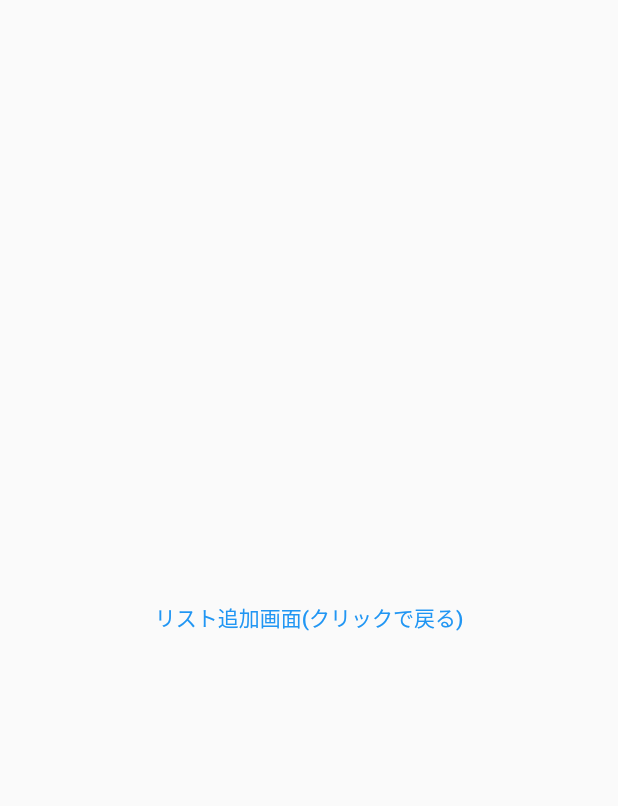
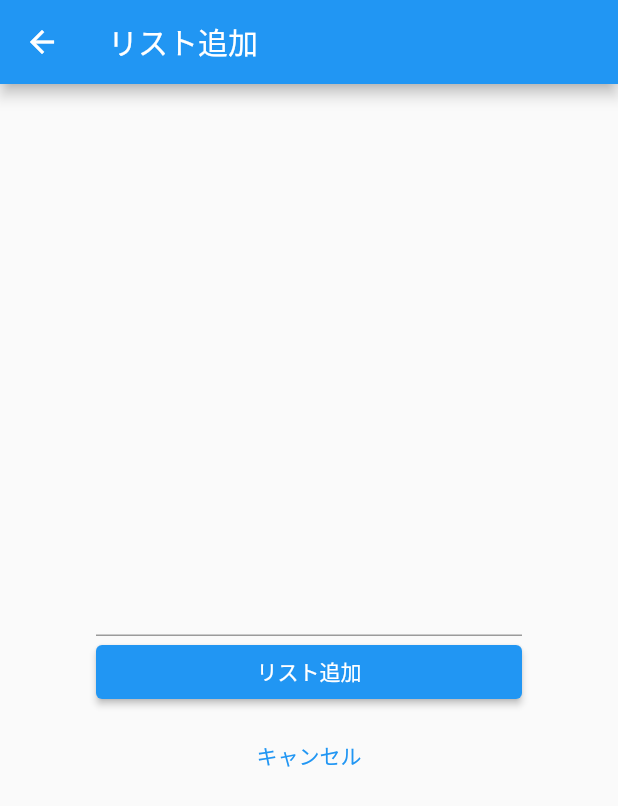
Before and after one commit to ise-208/sample-inspection, a Flutter app: the screen it shows after launch, after a tap on the "add" icon, on a phone screen of 412 x 824 dp. Shown: the top 806 px of the screen. Run offline on Flutter 3.47's test engine with Material 2 defaults, Android fonts, the phone set to English and light mode, and no system bars.

Commit message:
page追加の実装

```diff
--- a/lib/main.dart
+++ b/lib/main.dart
@@ -1,58 +1,59 @@
 import 'package:flutter/material.dart';
 
 void main() {
-  runApp(MyApp());
+  runApp(MyTodoApp());
 }
 
-class MyApp extends StatelessWidget {
+class MyTodoApp extends StatelessWidget {
   @override
   Widget build(BuildContext context) {
     return MaterialApp(
+      debugShowCheckedModeBanner: false,
       title: 'Flutter Demo',
-      theme: ThemeData(
+      theme:
+          ThemeData(
               primarySwatch: Colors.blue,
-      ),
+              visualDensity: VisualDensity.adaptivePlatformDensity),
       home: TodoListPage(),
     );
   }
 }
 
-class TodoListPage extends StatelessWidget {
+class TodoListPage extends StatefulWidget {
+  @override
+  _TodoListPageState createState() => _TodoListPageState();
+}
+
+class _TodoListPageState extends State<TodoListPage> {
+  List<String> todoList = [];
+
   @override
   Widget build(BuildContext context) {
     return Scaffold(
       appBar: AppBar(
         title: Text("リスト一覧"),
       ),
-      body: ListView(
-        children: const <Widget>[
-          Card(
+      body: ListView.builder(
+          itemCount: todoList.length,
+          itemBuilder: (context, index) {
+            return Card(
               child: ListTile(
-              title: Text("にんじんを買う"),
+                title: Text(todoList[index]),
               ),
-          ),
-          Card(
-            child: ListTile(
-              title: Text("玉ねぎを買う"),
-            ),
-          ),
-          Card(
-            child: ListTile(
-              title: Text("ジャガイモを買う"),
-            ),
-          ),
-          Card(
-            child: ListTile(
-              title: Text("カレールーを買う"),
-            ),
-          ),
-        ],
-      ),
+            );
+          }),
       floatingActionButton: FloatingActionButton(
-        onPressed: () {
-          Navigator.of(context).push(MaterialPageRoute(builder: (context) {
+        onPressed: () async {
+          final newListText = await Navigator.of(context).push(
+            MaterialPageRoute(builder: (context) {
               return TodoAddPage();
-          }));
+            })
+          );
+          if (newListText != null) {
+            setState(() {
+              todoList.add(newListText);
+            });
+          }
         },
         child: Icon(Icons.add),
       ),
@@ -60,16 +61,57 @@ class TodoListPage extends StatelessWidget {
   }
 }
 
-class TodoAddPage extends StatelessWidget {
+class TodoAddPage extends StatefulWidget {
+  @override
+  _TodoAddPageState createState() => _TodoAddPageState();
+}
+
+class _TodoAddPageState extends State<TodoAddPage> {
+  String _text = '';
+
   @override
   Widget build(BuildContext context) {
     return Scaffold(
-      body: Center(
+      appBar: AppBar(
+        title: Text("リスト追加"),
+      ),
+      body: Container(
+        padding: EdgeInsets.all(64),
+        child: Column(
+          mainAxisAlignment: MainAxisAlignment.center,
+          children: <Widget>[
+            Text(_text, style: TextStyle(color: Colors.blue)),
+            const SizedBox(height: 8),
+
+            TextField(
+              onChanged: (String value){
+                setState(() {
+                  _text = value;
+                });
+              },
+            ),
+
+            Container(
+              width: double.infinity,
+              child: ElevatedButton(
+                onPressed: () {
+                  Navigator.of(context).pop(_text);
+                },
+                child: Text("リスト追加", style: TextStyle(color: Colors.white)),
+              ),
+            ),
+
+            const SizedBox(height: 8),
+            Container(
+              width: double.infinity,
               child: TextButton(
                 onPressed: () {
                   Navigator.of(context).pop();
                 },
-          child: Text("リスト追加画面(クリックで戻る)"),
+                child: Text("キャンセル"),
+              ),
+            )
+          ],
         ),
       ), // This trailing comma makes auto-formatting nicer for build methods.
     );
```
Also changed, not shown: 1 other file. Lines whose indentation alone changed are shown as unchanged.
